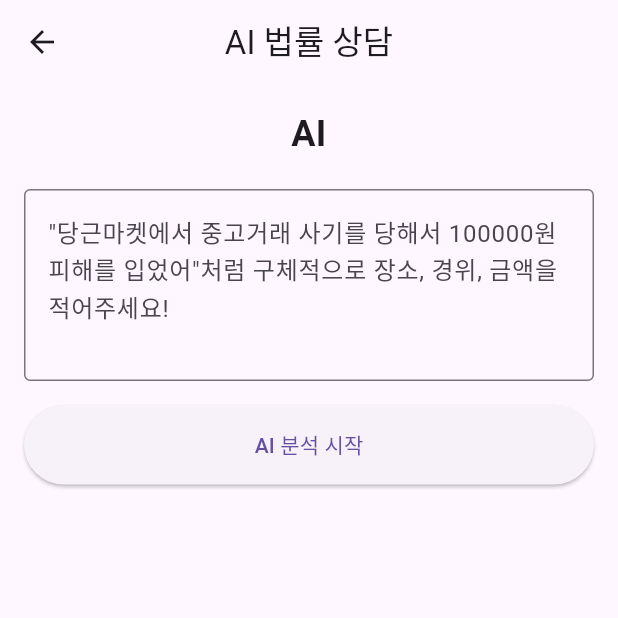
After one commit to Smart-Legal-Form-Builder/frontend, a Flutter app: the AnalyzingCriminal screen opened directly, on a phone screen of 412 x 824 dp, the top half of it. The commit adds this screen. Run offline on Flutter 3.47's test engine with Material 3 defaults, Android fonts, the phone set to English and light mode, and no system bars; our stand-ins replace dio; missing offline and left inert: dart:html.

Commit message:
feat: AI 분석 화면 추가

```diff
--- /dev/null
+++ b/lib/Screens/analyzing_criminal.dart
@@ -0,0 +1,236 @@
+import 'dart:convert';
+import 'package:flutter/material.dart';
+import 'package:http/http.dart' as http;
+
+class AnalyzingCriminal extends StatefulWidget {
+  const AnalyzingCriminal({Key? key}) : super(key: key);
+
+  @override
+  State<AnalyzingCriminal> createState() => _AnalyzingCriminalState();
+}
+
+class _AnalyzingCriminalState extends State<AnalyzingCriminal> {
+  final TextEditingController _queryController = TextEditingController();
+  bool _isLoading = false;
+  Map<String, dynamic>? _result;
+
+  // Flask 서버와 통신하는 함수
+  Future<void> _analyzeQuery(String query) async {
+    setState(() {
+      _isLoading = true;
+    });
+
+    try {
+      final response = await http.post(
+        Uri.parse('http://192.168.35.67:8000/ask'),  // 네트워크 IP 사용
+        headers: {'Content-Type': 'application/json'},
+        body: jsonEncode({'query': query}),
+      );
+
+      if (response.statusCode == 200) {
+        setState(() {
+          _result = jsonDecode(utf8.decode(response.bodyBytes));
+          _isLoading = false;
+        });
+      } else {
+        throw Exception('서버 응답 오류');
+      }
+    } catch (e) {
+      setState(() {
+        _isLoading = false;
+      });
+      // 에러 처리
+      if (mounted) {
+        ScaffoldMessenger.of(context).showSnackBar(
+          const SnackBar(content: Text('분석 중 오류가 발생했습니다.')),
+        );
+      }
+    }
+  }
+
+  @override
+  Widget build(BuildContext context) {
+    return Scaffold(
+      appBar: AppBar(
+        title: const Text('AI 법률 상담'),
+        centerTitle: true,
+      ),
+      body: SingleChildScrollView(
+        padding: const EdgeInsets.all(16.0),
+        child: Column(
+          crossAxisAlignment: CrossAxisAlignment.stretch,
+          children: [
+            // 상단 설명 텍스트
+            const Text(
+              'AI ',
+              style: TextStyle(fontSize: 24, fontWeight: FontWeight.bold),
+              textAlign: TextAlign.center,
+            ),
+            const SizedBox(height: 20),
+
+            // 입력 필드
+            TextField(
+              controller: _queryController,
+              maxLines: 4,
+              decoration: const InputDecoration(
+                hintText: '"당근마켓에서 중고거래 사기를 당해서 100000원 피해를 입었어"처럼 구체적으로 장소, 경위, 금액을 적어주세요!',
+                border: OutlineInputBorder(),
+              ),
+            ),
+            const SizedBox(height: 16),
+
+            // 분석 버튼
+            ElevatedButton(
+              onPressed: _isLoading
+                  ? null
+                  : () => _analyzeQuery(_queryController.text),
+              child: Padding(
+                padding: const EdgeInsets.all(16.0),
+                child: Text(_isLoading ? '분석 중...' : 'AI 분석 시작'),
+              ),
+            ),
+            const SizedBox(height: 20),
+
+            // 결과 표시
+            if (_result != null) ...[
+              // AI 변호사 팁
+              Card(
+                child: Padding(
+                  padding: const EdgeInsets.all(16.0),
+                  child: Column(
+                    crossAxisAlignment: CrossAxisAlignment.start,
+                    children: [
+                      const Text(
+                        'AI 변호사의 팁',
+                        style: TextStyle(
+                          fontSize: 18,
+                          fontWeight: FontWeight.bold,
+                        ),
+                      ),
+                      const SizedBox(height: 8),
+                      Text(_result!['AI_변호사_팁']),
+                    ],
+                  ),
+                ),
+              ),
+              const SizedBox(height: 16),
+
+              // 예상 합의금 및 형량
+              Card(
+                child: Padding(
+                  padding: const EdgeInsets.all(16.0),
+                  child: Column(
+                    children: [
+                      const Text(
+                        '예상 합의금과 형량',
+                        style: TextStyle(
+                          fontSize: 18,
+                          fontWeight: FontWeight.bold,
+                        ),
+                      ),
+                      const SizedBox(height: 16),
+                      Row(
+                        mainAxisAlignment: MainAxisAlignment.spaceAround,
+                        children: [
+                          Column(
+                            children: [
+                              const Text('평균 합의금'),
+                              Text(
+                                '${_result!['평균_합의금'].toString()}원',
+                                style: const TextStyle(
+                                  fontSize: 20,
+                                  fontWeight: FontWeight.bold,
+                                  color: Colors.blue,
+                                ),
+                              ),
+                            ],
+                          ),
+                          Column(
+                            children: [
+                              const Text('평균 징역'),
+                              Text(
+                                '${_result!['평균_징역'].toString()}개월',
+                                style: const TextStyle(
+                                  fontSize: 20,
+                                  fontWeight: FontWeight.bold,
+                                  color: Colors.red,
+                                ),
+                              ),
+                            ],
+                          ),
+                        ],
+                      ),
+                    ],
+                  ),
+                ),
+              ),
+              const SizedBox(height: 16),
+
+              // 유사 판례들
+              Card(
+                child: Padding(
+                  padding: const EdgeInsets.all(16.0),
+                  child: Column(
+                    crossAxisAlignment: CrossAxisAlignment.start,
+                    children: [
+                      const Text(
+                        '유사 판례',
+                        style: TextStyle(
+                          fontSize: 18,
+                          fontWeight: FontWeight.bold,
+                        ),
+                      ),
+                      const SizedBox(height: 16),
+                      ...(_result!['판례들'] as List).asMap().entries.map(
+                            (entry) => Column(
+                              crossAxisAlignment: CrossAxisAlignment.start,
+                              children: [
+                                Text(
+                                  '판례 ${entry.key + 1}',
+                                  style: const TextStyle(
+                                    fontWeight: FontWeight.bold,
+                                  ),
+                                ),
+                                const SizedBox(height: 8),
+                                Text(entry.value['content']),
+                                const SizedBox(height: 4),
+                                Row(
+                                  mainAxisAlignment:
+                                      MainAxisAlignment.spaceBetween,
+                                  children: [
+                                    Text(
+                                      '합의금: ${entry.value['settlement']}원',
+                                      style: const TextStyle(
+                                        color: Colors.grey,
+                                      ),
+                                    ),
+                                    Text(
+                                      '형량: ${entry.value['sentence']}개월',
+                                      style: const TextStyle(
+                                        color: Colors.grey,
+                                      ),
+                                    ),
+                                  ],
+                                ),
+                                if (entry.key < (_result!['판례들'] as List).length - 1)
+                                  const Divider(height: 24),
+                              ],
+                            ),
+                          ),
+                    ],
+                  ),
+                ),
+              ),
+            ],
+          ],
+        ),
+      ),
+    );
+  }
+
+  @override
+  void dispose() {
+    _queryController.dispose();
+    super.dispose();
+  }
+}
--- a/lib/Screens/completion_screen.dart
+++ b/lib/Screens/completion_screen.dart
@@ -11,7 +11,7 @@ class CompletionScreen extends StatelessWidget {
           mainAxisAlignment: MainAxisAlignment.center,
           children: [
             Text(
-              '수고하셨어요! 또 다른 문서가 필요하시면\n메인으로 돌아가기 버튼을 눌러주세요.',
+              '수고하셨습니다! 또 다른 고소장 생성이 필요하시면\n메인으로 돌아가기 버튼을 눌러주세요.',
               textAlign: TextAlign.center,
               style: TextStyle(
                   fontSize: 18,
--- a/lib/Screens/pdf_result_screen.dart
+++ b/lib/Screens/pdf_result_screen.dart
@@ -2,6 +2,7 @@ import 'package:flutter/material.dart';
 import 'package:dio/dio.dart'; // HTTP 요청을 위해 Dio 패키지 사용
 import 'dart:html' as html; // 웹에서 파일 다운로드 및 열기를 위해 필요
 import 'completion_screen.dart'; // CompletionScreen import 추가
+import 'analyzing_criminal.dart';  // 분석 화면 import 추가
 
 class PdfResultScreen extends StatefulWidget {
   final String category;
@@ -21,7 +22,7 @@ class _PdfResultScreenState extends State<PdfResultScreen> {
     try {
       final dio = Dio();
       final response = await dio.post(
-        'http://localhost:5000/api/generate-complaint',
+        'http://localhost:3000/api/generate-complaint',
         data: {
           'category': widget.category,
           'userDetails': widget.userDetails,
@@ -139,7 +140,13 @@ class _PdfResultScreenState extends State<PdfResultScreen> {
                 backgroundColor: Colors.indigo,
                 padding: EdgeInsets.symmetric(vertical: 15, horizontal: 20),
               ),
-              onPressed: _previewPdf,
+              onPressed: () {
+                  Navigator.of(context).push(
+                    MaterialPageRoute(
+                      builder: (context) => const AnalyzingCriminal(),
+                    ),
+                  );
+                },
               child: Text('사건 리포트 보기',
                   style: TextStyle(
                     fontFamily: 'NotoSans',
```
Also changed, not shown: 12 other files.
